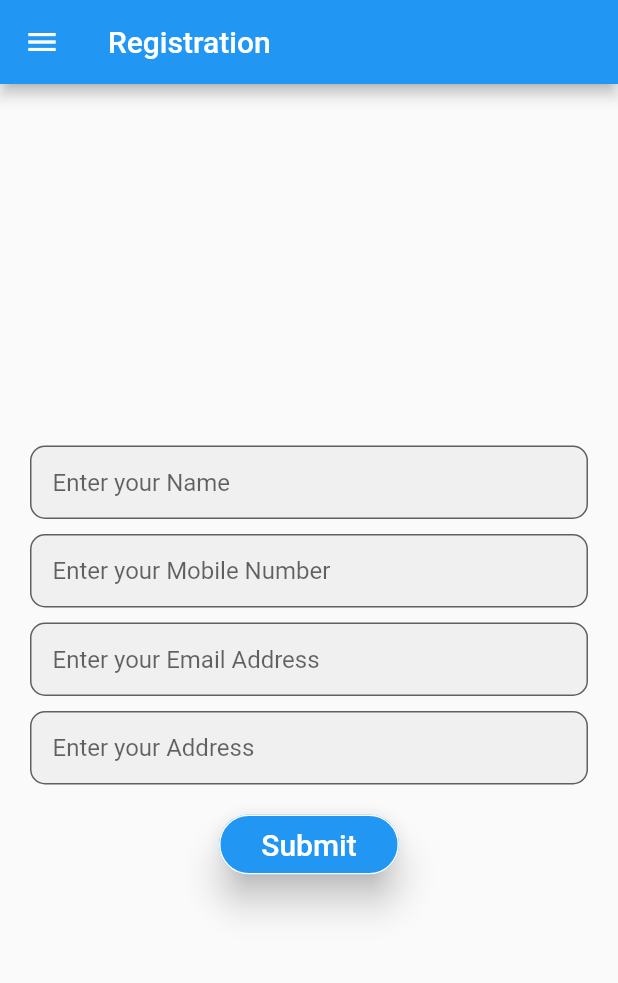
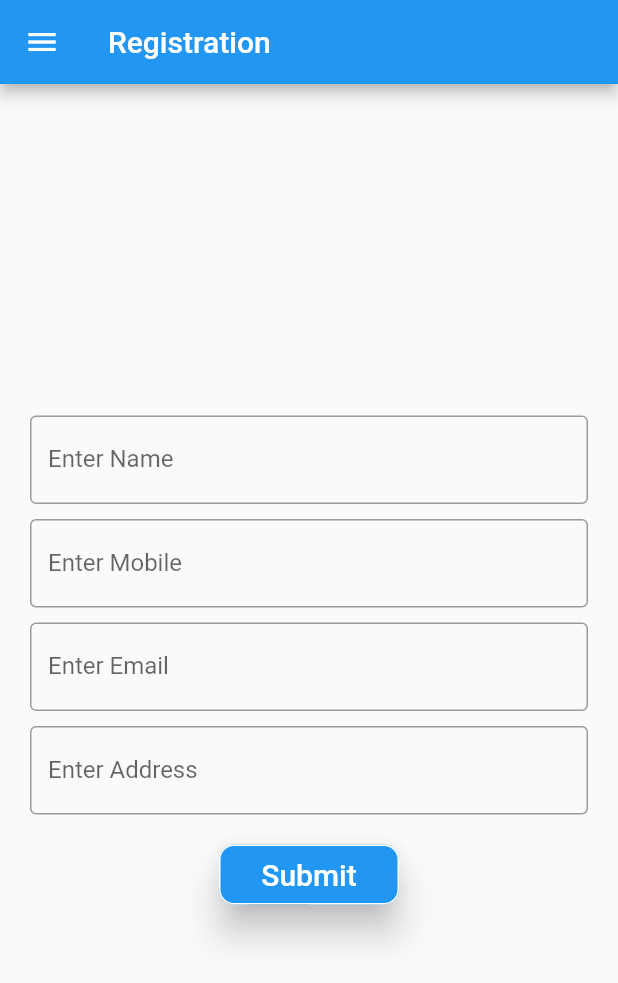
Before and after one commit to Sonykishan31/SignUpUIDemo, a Flutter app: the screen it shows after launch, on a phone screen of 412 x 824 dp. Shown: the top 983 px of the screen. Run offline on Flutter 3.47's test engine with Material 2 defaults, Android fonts, the phone set to English and light mode, and no system bars.

Commit message:
InputBoxes changed in main.dart and form validations done.

```diff
--- a/lib/main.dart
+++ b/lib/main.dart
@@ -1,4 +1,5 @@
 import 'package:flutter/material.dart';
+import 'package:flutter/services.dart';
 
 import 'NextScreen.dart';
 
@@ -48,9 +49,10 @@ class MyHomePage extends StatefulWidget {
 
 class _MyHomePageState extends State<MyHomePage> {
   List<String> _list;
-  final _usernameController = TextEditingController();
-  final _passwordController = TextEditingController();
-  String _searchText = "";
+  final _nameController = TextEditingController();
+  final _mobileController = TextEditingController();
+  final _emailConroller = TextEditingController();
+  final _addressController = TextEditingController();
   List names = new List(); // names we get from API
   List filteredNames = new List(); // names filtered by search text
   Icon _searchIcon = new Icon(Icons.search);
@@ -183,75 +185,82 @@ class _MyHomePageState extends State<MyHomePage> {
           mainAxisAlignment: MainAxisAlignment.center,
           crossAxisAlignment: CrossAxisAlignment.center,
           children: <Widget>[
+//            TextFormField(
+////              initialValue: '',
+//              decoration: InputDecoration(
+//                labelText: 'Name',
+//                border: OutlineInputBorder(),
+////                suffixIcon: Icon(
+////                  Icons.error,
+////                ),
+//              ),
+//            ),
+//            SizedBox(height: 10),
             TextFormField(
-              textCapitalization: TextCapitalization.sentences,
-              controller: _usernameController,
+//              initialValue: '',
+              textInputAction: TextInputAction.next,
+              keyboardType: TextInputType.text,
+              controller: _nameController,
+              onFieldSubmitted: (_) => FocusScope.of(context).nextFocus(),
+              validator: (value) {
+                if (value.isEmpty) {
+                  return 'Please enter name';
+                }
+                return null;
+              },
               decoration: InputDecoration(
-                  filled: true,
-                  contentPadding: EdgeInsets.all(15),
-                  hintText: 'Enter your Name',
-                  hintStyle: TextStyle(fontSize: 16),
-                  border: OutlineInputBorder(
-                    borderRadius: BorderRadius.circular(10),
-                    borderSide: BorderSide(
-                      width: 0,
-                      style: BorderStyle.solid,
-                    ),
-                  ),
-                  labelStyle: Theme.of(context).textTheme.headline),
+                labelText: 'Enter Name',
+                border: OutlineInputBorder(),
+//                suffixIcon: Icon(
+//                  Icons.error,
+//                ),
+              ),
             ),
             SizedBox(height: 10),
             TextFormField(
-              textCapitalization: TextCapitalization.sentences,
+//              initialValue: '',
+              textInputAction: TextInputAction.next,
               keyboardType: TextInputType.number,
+              controller: _mobileController,
+              maxLength: 10,
+              onFieldSubmitted: (_) => FocusScope.of(context).nextFocus(),
+              inputFormatters: [WhitelistingTextInputFormatter.digitsOnly],
               decoration: InputDecoration(
-                  hintStyle: TextStyle(fontSize: 16),
-                  contentPadding: EdgeInsets.all(15),
-                  hintText: 'Enter your Mobile Number',
-                  border: OutlineInputBorder(
-                    borderRadius: BorderRadius.circular(10),
-                    borderSide: BorderSide(
-                      width: 0,
-                      style: BorderStyle.solid,
-                    ),
-                  ),
-                  filled: true,
-                  labelStyle: Theme.of(context).textTheme.headline),
+                labelText: 'Enter Mobile',
+                counterText: '',
+                border: OutlineInputBorder(),
+//                suffixIcon: Icon(
+//                  Icons.error,
+//                ),
+              ),
             ),
             SizedBox(height: 10),
             TextFormField(
+//              initialValue: '',
               keyboardType: TextInputType.emailAddress,
-              textCapitalization: TextCapitalization.sentences,
+              controller: _emailConroller,
+              onFieldSubmitted: (_) => FocusScope.of(context).nextFocus(),
+              textInputAction: TextInputAction.next,
               decoration: InputDecoration(
-                  hintStyle: TextStyle(fontSize: 16),
-                  contentPadding: EdgeInsets.all(15),
-                  filled: true,
-                  hintText: 'Enter your Email Address',
-                  border: OutlineInputBorder(
-                    borderRadius: BorderRadius.circular(10),
-                    borderSide: BorderSide(
-                      width: 0,
-                      style: BorderStyle.solid,
-                    ),
-                  ),
-                  labelStyle: Theme.of(context).textTheme.headline),
+                labelText: 'Enter Email',
+                border: OutlineInputBorder(),
+//                suffixIcon: Icon(
+//                  Icons.error,
+//                ),
+              ),
             ),
             SizedBox(height: 10),
             TextFormField(
-              textInputAction: TextInputAction.done,
+//              initialValue: '',
+              controller: _addressController,
+              keyboardType: TextInputType.text,
               decoration: InputDecoration(
-                  hintText: 'Enter your Address',
-                  filled: true,
-                  contentPadding: EdgeInsets.all(15),
-                  hintStyle: TextStyle(fontSize: 16),
-                  border: OutlineInputBorder(
-                    borderRadius: BorderRadius.circular(10),
-                    borderSide: BorderSide(
-                      width: 0,
-                      style: BorderStyle.solid,
-                    ),
-                  ),
-                  labelStyle: Theme.of(context).textTheme.headline),
+                labelText: 'Enter Address',
+                border: OutlineInputBorder(),
+//                suffixIcon: Icon(
+//                  Icons.error,
+//                ),
+              ),
             ),
             SizedBox(height: 20),
             Container(
@@ -262,12 +271,13 @@ class _MyHomePageState extends State<MyHomePage> {
                 elevation: 10,
                 splashColor: Colors.white,
                 shape: RoundedRectangleBorder(
-                    borderRadius: new BorderRadius.circular(20),
+                    borderRadius: new BorderRadius.circular(10),
                     side: BorderSide(color: Colors.white)),
-                onPressed: () => Navigator.push(context, _createRoute()),
-//                    Toast.show(
-//                        '♥  ' + _usernameController.text + ' ♥', context,
-//                        duration: Toast.LENGTH_LONG, gravity: Toast.BOTTOM),
+                onPressed: () {
+                  validateUserInputs();
+                },
+//                onPressed: () => Navigator.push(context, _createRoute()),
+//
                 color: Colors.blue,
                 child: const Text('Submit', style: TextStyle(fontSize: 20)),
               ),
@@ -284,6 +294,26 @@ class _MyHomePageState extends State<MyHomePage> {
         ),
       ),
     );
+  }
+
+  validateUserInputs() {
+    String errMsg = "";
+
+    if (_nameController.text.toString().trim().isEmpty) {
+      errMsg = "Please Enter Name";
+    } else if (_mobileController.text.toString().trim().isEmpty) {
+      errMsg = "Please Enter Mobile Number";
+    } else if (_emailConroller.text.toString().trim().isEmpty) {
+      errMsg = "Please Enter Email Address";
+    } else if (_addressController.text.toString().trim().isEmpty) {
+      errMsg = "Please Enter Address";
+    } else {
+      Navigator.push(context, _createRoute());
+      return;
+    }
+
+    final snackBar = SnackBar(content: Text(errMsg));
+    _scaffoldKey.currentState.showSnackBar(snackBar);
   }
 
   Route _createRoute() {
```
